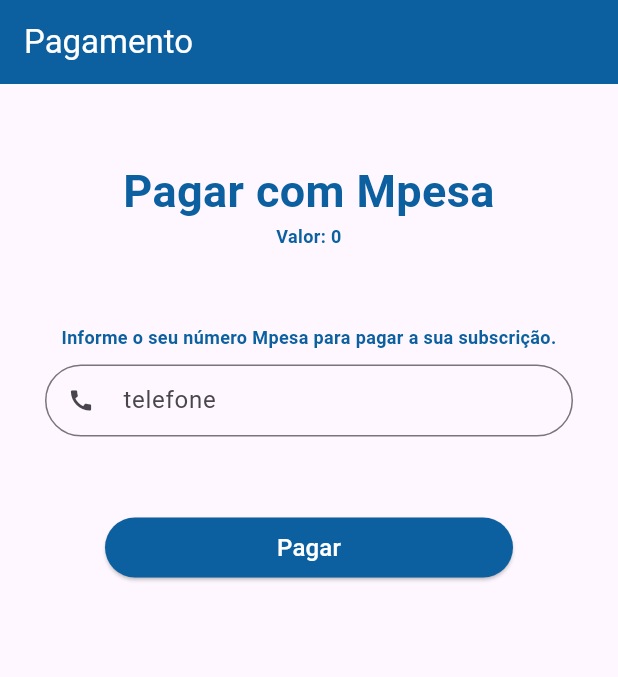
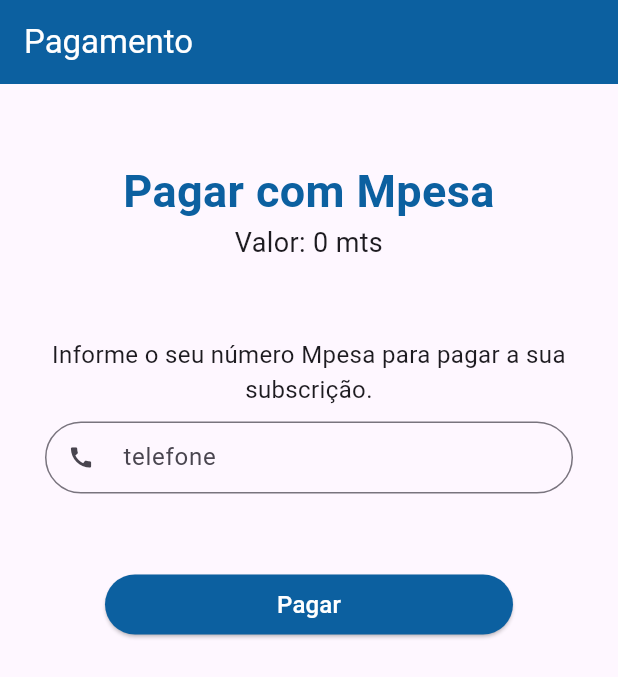
Before and after one commit to Tomasiagit/Bookane_code, a Flutter app: the FormPagamento screen opened directly with empty values, on a phone screen of 412 x 824 dp. Shown: the top 677 px of the screen. Run offline on Flutter 3.47's test engine with Material 3 defaults, Android fonts, the phone set to English and light mode, and no system bars; our stand-ins replace cached_network_image, cloud_firestore, firebase_auth, firebase_core, firebase_database, flutter_cache_manager and 3 more; missing offline and left inert: encrypt, pointycastle, syncfusion_flutter_pdfviewer; accounts and stored records are empty; Roboto replaces fonts that are missing (Poppins).

Commit message:
melhorias no layout

```diff
--- a/lib/views/form_pagamento.dart
+++ b/lib/views/form_pagamento.dart
@@ -59,23 +59,28 @@
                           fontSize: 30),
                     ),
                     Text(
-                      'Valor: ${widget.valor}',
+                      'Valor: ${widget.valor} mts',
                       textAlign: TextAlign.center,
                       style: TextStyle(
-                          color: Color(0xFF0C60A0),
-                          fontWeight: FontWeight.bold,
-                          fontSize: 12),
-                    ),
+                        fontWeight: FontWeight.normal,
+                        fontSize: 18,
+                        fontFamily: 'Poppins',
+                      )),
                     const SizedBox(
                       height: 50,
                     ),
                     const Text(
                       'Informe o seu número Mpesa para pagar a sua subscrição.',
                       textAlign: TextAlign.center,
-                      style: TextStyle(
-                          color: Color(0xFF0C60A0),
-                          fontWeight: FontWeight.bold,
-                          fontSize: 12),
+                        style: TextStyle(
+                          fontWeight: FontWeight.normal,
+                          fontSize: 16,
+                          fontFamily: 'Poppins',
+                        ),
+                    //   style: TextStyle(
+                    //       color: Color(0xFF0C60A0),
+                    //       fontWeight: FontWeight.bold,
+                    //       fontSize: 12),
                     ),
                     const SizedBox(
                       height: 10,
```
Also changed, not shown: lib/views/components/Radio_classes.dart (+6 -2 lines), lib/views/components/card_pacote.dart (+8 -7 lines), lib/views/overview_page.dart (+11 -5 lines), lib/views/payment_methot_page.dart (+6 -2 lines), lib/views/tipo_subcricao.dart (+12 -3 lines), 4 other files.
